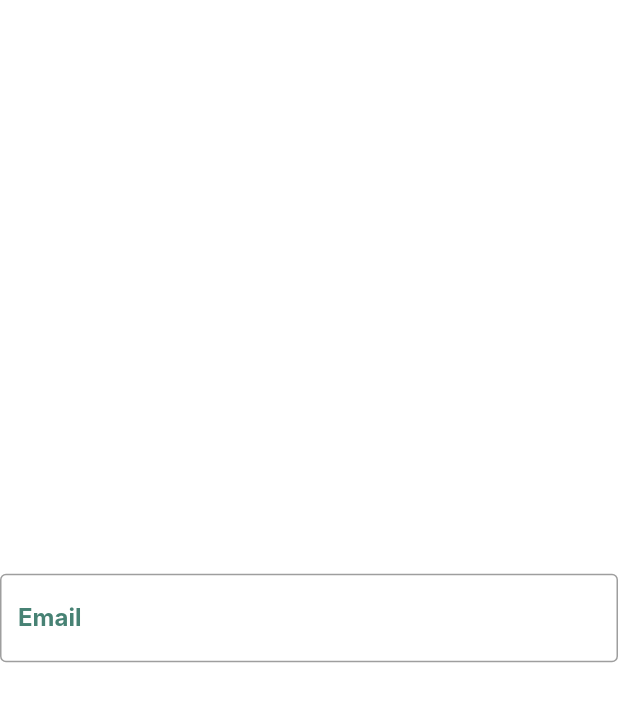
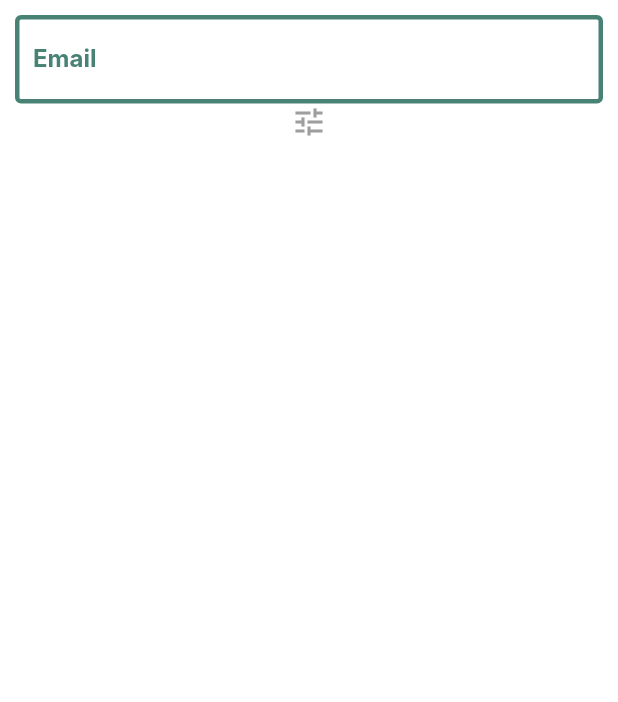
Before and after one commit to gilvano/App, a Flutter app: the screen it shows after launch, on a phone screen of 412 x 824 dp. Shown: the top 702 px of the screen. Run offline on Flutter 3.47's test engine with Material 2 defaults, Android fonts, the phone set to English and light mode, and no system bars; Roboto replaces fonts that are missing (Inter).

Commit message:
feat: component textField

```diff
--- a/lib/src/app/app.dart
+++ b/lib/src/app/app.dart
@@ -9,6 +9,7 @@ class App extends StatelessWidget {
           FocusScope.of(context).requestFocus(new FocusNode());
         },
         child: MaterialApp(
+          debugShowCheckedModeBanner: false,
           title: 'Login',
           home: Login(),
         )
--- a/lib/src/app/login.dart
+++ b/lib/src/app/login.dart
@@ -11,15 +11,29 @@ class _LoginState extends State<Login> {
   Widget build(BuildContext context) {
     return Scaffold(
       backgroundColor: Colors.white,
-      body: Center(
+      body: Padding(
+        padding: EdgeInsets.all(10.0),
         child: Column(
-
-          mainAxisAlignment: MainAxisAlignment.center,
-          children: <Widget>[
-            EditWidget('Email'),
+          children: [
+            Center(
+              child: Column(
+                mainAxisAlignment: MainAxisAlignment.center,
+                children: [
+                  EditWidget('Email'),
+                ],
+              ),
+            ),
+            Container(
+              child: Icon(
+                Icons.tune,
+                color: Colors.grey,
+                size: 24.0,
+                semanticLabel: 'Configurações do servidor'
+              ),
+            ),
           ],
         ),
-      ),
+      )
     );
   }
 }
--- a/lib/src/components/wField.dart
+++ b/lib/src/components/wField.dart
@@ -10,16 +10,14 @@ class EditWidget extends StatelessWidget {
     return TextField(
       obscureText: true,
       decoration: InputDecoration(
-        border: OutlineInputBorder(
-          borderSide: BorderSide(
-            color: Color.fromRGBO(71, 130, 116, 0),
-            width: 3.0,
-            style: BorderStyle.solid,
-          ),
+        enabledBorder: const OutlineInputBorder(
+        borderSide: const BorderSide(
+          color: Color.fromRGBO(71, 130, 116, 1.0),
+          width: 3.0),
         ),
         labelText: label,
         labelStyle: TextStyle(
-          color: Color.fromRGBO(71, 130, 116, 25.0),
+          color: Color.fromRGBO(71, 130, 116, 75.0),
           fontFamily: "Inter",
           fontWeight: FontWeight.bold,
         ),
```
